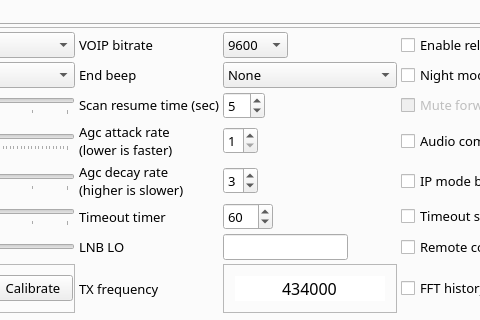
Above: src/mainwindow.ui from qradiolink/qradiolink before the change; both pictures show x 445 to 925 and y 83 to 403 of the 1400 by 721 pixel window. Below: the same form after it.
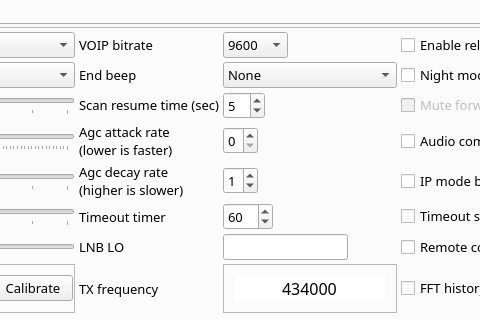
That is the form after the change. The open tabs and pages were chosen to show the change. Icons and pictures are not drawn. Custom widgets are drawn as their Qt base class.

The edit to the form file:
```diff
--- a/src/mainwindow.ui
+++ b/src/mainwindow.ui
@@ -2923,13 +2923,13 @@
                     </sizepolicy>
                    </property>
                    <property name="minimum">
-                    <number>1</number>
+                    <number>0</number>
                    </property>
                    <property name="maximum">
-                    <number>8</number>
+                    <number>6</number>
                    </property>
                    <property name="value">
-                    <number>3</number>
+                    <number>1</number>
                    </property>
                   </widget>
                  </item>
@@ -3410,10 +3410,10 @@
                     </sizepolicy>
                    </property>
                    <property name="minimum">
-                    <number>1</number>
+                    <number>0</number>
                    </property>
                    <property name="maximum">
-                    <number>8</number>
+                    <number>6</number>
                    </property>
                   </widget>
                  </item>
```
